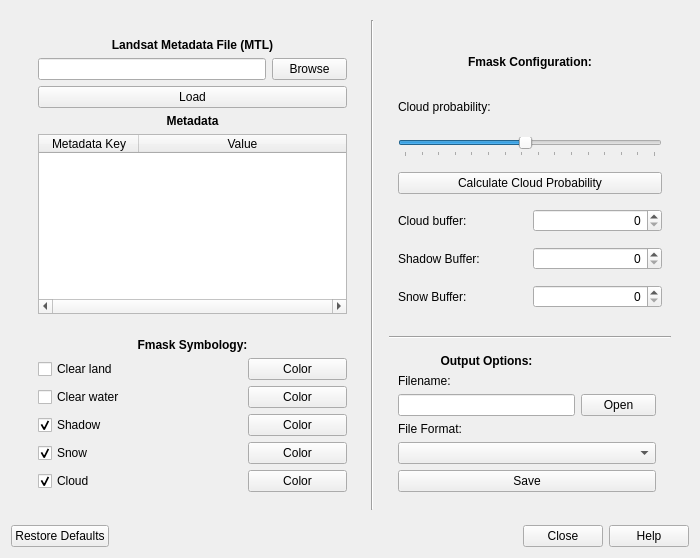
This is ui/ui_config_fmask.ui in ceholden/config_fmask as Qt 5 draws it before an edit. The edited form follows.
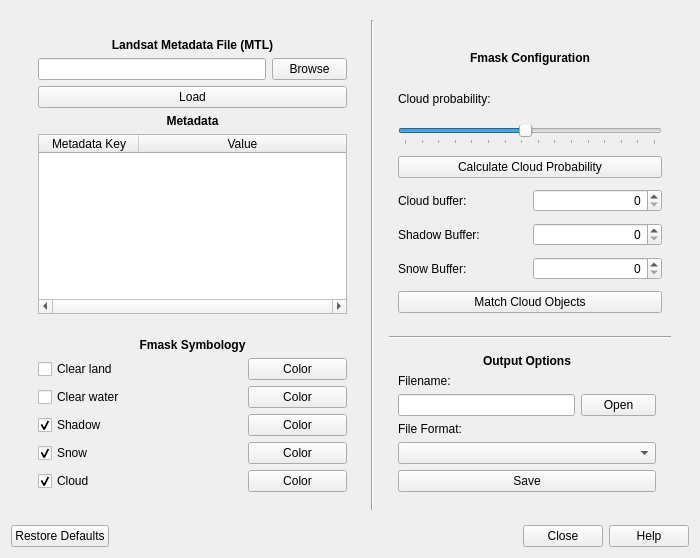
This is the edited form.

Commit message: Updated UI with formatting and cloud matching calculation button

```diff
--- a/ui/ui_config_fmask.ui
+++ b/ui/ui_config_fmask.ui
@@ -195,7 +195,7 @@
                </size>
               </property>
               <property name="text">
-               <string>&lt;html&gt;&lt;head/&gt;&lt;body&gt;&lt;p align=&quot;center&quot;&gt;&lt;span style=&quot; font-weight:600;&quot;&gt;Fmask Symbology:&lt;/span&gt;&lt;/p&gt;&lt;/body&gt;&lt;/html&gt;</string>
+               <string>&lt;html&gt;&lt;head/&gt;&lt;body&gt;&lt;p align=&quot;center&quot;&gt;&lt;span style=&quot; font-weight:600;&quot;&gt;Fmask Symbology&lt;/span&gt;&lt;/p&gt;&lt;/body&gt;&lt;/html&gt;</string>
               </property>
              </widget>
             </item>
@@ -391,7 +391,7 @@
                </size>
               </property>
               <property name="text">
-               <string>&lt;html&gt;&lt;head/&gt;&lt;body&gt;&lt;p align=&quot;center&quot;&gt;&lt;span style=&quot; font-weight:600;&quot;&gt;Fmask Configuration:&lt;/span&gt;&lt;/p&gt;&lt;/body&gt;&lt;/html&gt;</string>
+               <string>&lt;html&gt;&lt;head/&gt;&lt;body&gt;&lt;p align=&quot;center&quot;&gt;&lt;span style=&quot; font-weight:600;&quot;&gt;Fmask Configuration&lt;/span&gt;&lt;/p&gt;&lt;/body&gt;&lt;/html&gt;</string>
               </property>
              </widget>
             </item>
@@ -500,6 +500,16 @@
               </property>
              </widget>
             </item>
+            <item row="9" column="0" colspan="2">
+             <widget class="QPushButton" name="pushButton_2">
+              <property name="enabled">
+               <bool>true</bool>
+              </property>
+              <property name="text">
+               <string>Match Cloud Objects</string>
+              </property>
+             </widget>
+            </item>
            </layout>
           </widget>
          </item>
@@ -531,19 +541,6 @@
               </property>
              </widget>
             </item>
-            <item row="0" column="0">
-             <widget class="QLabel" name="label_6">
-              <property name="maximumSize">
-               <size>
-                <width>16777215</width>
-                <height>30</height>
-               </size>
-              </property>
-              <property name="text">
-               <string>&lt;html&gt;&lt;head/&gt;&lt;body&gt;&lt;p align=&quot;center&quot;&gt;&lt;span style=&quot; font-weight:600;&quot;&gt;Output Options:&lt;/span&gt;&lt;/p&gt;&lt;/body&gt;&lt;/html&gt;</string>
-              </property>
-             </widget>
-            </item>
             <item row="2" column="0">
              <widget class="QLineEdit" name="edit_save"/>
             </item>
@@ -583,6 +580,19 @@
               </property>
              </widget>
             </item>
+            <item row="0" column="0" colspan="2">
+             <widget class="QLabel" name="label_6">
+              <property name="maximumSize">
+               <size>
+                <width>16777215</width>
+                <height>30</height>
+               </size>
+              </property>
+              <property name="text">
+               <string>&lt;html&gt;&lt;head/&gt;&lt;body&gt;&lt;p align=&quot;center&quot;&gt;&lt;span style=&quot; font-weight:600;&quot;&gt;Output Options&lt;/span&gt;&lt;/p&gt;&lt;/body&gt;&lt;/html&gt;</string>
+              </property>
+             </widget>
+            </item>
            </layout>
           </widget>
          </item>
```
Left out of the diff: 44 changed lines with no effect on the pictures.
